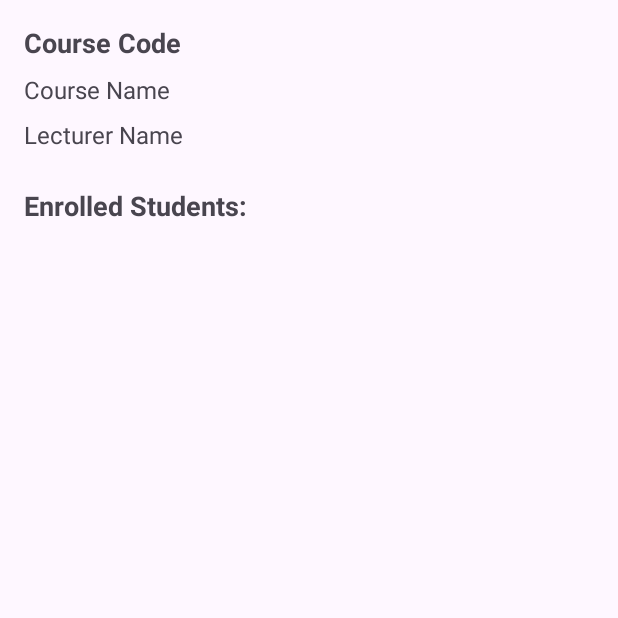
After one commit to burnout777/CourseManagementSystem, an Android app: the CourseDetailsActivity screen opened directly, with no data from a screen before it, on a phone screen of 412 x 824 dp, the top half of it. The commit adds this screen. Run offline under Robolectric (Android 15) with nearby library versions, the phone set to English and light mode, and no system bars; our stand-ins replace Room's generated code.

Commit message:
work on task 3 - buggy though

```diff
--- a/app/src/main/AndroidManifest.xml
+++ b/app/src/main/AndroidManifest.xml
@@ -16,7 +16,10 @@
             android:name=".ListCoursesActivity"
             android:exported="false" />
         <activity android:name=".CreateCourseActivity" />
-
+        <activity android:name=".CourseDetailsActivity" />
+        <activity android:name=".StudentDetailsActivity" />
+        <activity android:name=".EditStudentActivity" />
+        <activity android:name=".AddStudentActivity" />
         <activity
             android:name=".MainActivity"
             android:exported="true">
--- /dev/null
+++ b/app/src/main/java/edu/uk/le/coursemanagementsystem/CourseDetailsActivity.java
@@ -0,0 +1,80 @@
+package edu.uk.le.coursemanagementsystem;
+
+import android.os.Bundle;
+import android.widget.TextView;
+
+import androidx.appcompat.app.AppCompatActivity;
+import androidx.recyclerview.widget.LinearLayoutManager;
+import androidx.recyclerview.widget.RecyclerView;
+
+import java.util.ArrayList;
+import java.util.List;
+import java.util.concurrent.Executors;
+
+import edu.uk.le.coursemanagementsystem.model.Course;
+import edu.uk.le.coursemanagementsystem.model.Enrollment;
+import edu.uk.le.coursemanagementsystem.model.Student;
+
+public class CourseDetailsActivity extends AppCompatActivity {
+
+    private TextView tvCourseCode, tvCourseName, tvLecturerName;
+    private RecyclerView rvStudentList;
+    private StudentAdapter adapter;
+    private List<Student> studentList = new ArrayList<>();
+    private long courseId;
+
+    @Override
+    protected void onCreate(Bundle savedInstanceState) {
+        super.onCreate(savedInstanceState);
+        setContentView(R.layout.activity_course_details);
+
+        // Initialize views
+        tvCourseCode = findViewById(R.id.tvCourseCode);
+        tvCourseName = findViewById(R.id.tvCourseName);
+        tvLecturerName = findViewById(R.id.tvLecturerName);
+        rvStudentList = findViewById(R.id.rvStudentList);
+
+        // Get course ID from intent
+        courseId = getIntent().getLongExtra("course_id", -1);
+
+        // Set up RecyclerView
+        rvStudentList.setLayoutManager(new LinearLayoutManager(this));
+        adapter = new StudentAdapter(studentList);
+        rvStudentList.setAdapter(adapter);
+
+        // Load course details and enrolled students
+        loadCourseDetails();
+    }
+
+    private void loadCourseDetails() {
+        Executors.newSingleThreadExecutor().execute(() -> {
+            // Get course details from database
+            AppDB db = AppDB.getDatabase(this);
+            Course course = db.courseDao().getCourseById(courseId);
+
+            // Get enrolled students
+            List<Enrollment> enrollments = db.enrollmentDao().getStudentsInCourse(courseId);
+            List<Student> students = new ArrayList<>();
+
+            for (Enrollment enrollment : enrollments) {
+                Student student = db.studentDao().getStudentById(enrollment.getStudentId());
+                if (student != null) {
+                    students.add(student);
+                }
+            }
+
+            // Update UI on main thread
+            runOnUiThread(() -> {
+                if (course != null) {
+                    tvCourseCode.setText(course.getCourseCode());
+                    tvCourseName.setText(course.getCourseName());
+                    tvLecturerName.setText(course.getLecturerName());
+                }
+
+                studentList.clear();
+                studentList.addAll(students);
+                adapter.notifyDataSetChanged();
+            });
+        });
+    }
+}
--- /dev/null
+++ b/app/src/main/java/edu/uk/le/coursemanagementsystem/StudentAdapter.java
@@ -0,0 +1,54 @@
+package edu.uk.le.coursemanagementsystem;
+
+import android.view.LayoutInflater;
+import android.view.View;
+import android.view.ViewGroup;
+import android.widget.TextView;
+
+import androidx.annotation.NonNull;
+import androidx.recyclerview.widget.RecyclerView;
+
+import java.util.List;
+
+import edu.uk.le.coursemanagementsystem.model.Student;
+
+public class StudentAdapter extends RecyclerView.Adapter<StudentAdapter.StudentViewHolder> {
+
+    private List<Student> studentList;
+
+    public StudentAdapter(List<Student> studentList) {
+        this.studentList = studentList;
+    }
+
+    @NonNull
+    @Override
+    public StudentViewHolder onCreateViewHolder(@NonNull ViewGroup parent, int viewType) {
+        View view = LayoutInflater.from(parent.getContext())
+                .inflate(R.layout.item_student, parent, false);
+        return new StudentViewHolder(view);
+    }
+
+    @Override
+    public void onBindViewHolder(@NonNull StudentViewHolder holder, int position) {
+        Student student = studentList.get(position);
+        holder.tvName.setText(student.getName());
+        holder.tvEmail.setText(student.getEmail());
+        holder.tvUserName.setText(student.getUserName());
+    }
+
+    @Override
+    public int getItemCount() {
+        return studentList.size();
+    }
+
+    static class StudentViewHolder extends RecyclerView.ViewHolder {
+        TextView tvName, tvEmail, tvUserName;
+
+        public StudentViewHolder(@NonNull View itemView) {
+            super(itemView);
+            tvName = itemView.findViewById(R.id.tvStudentName);
+            tvEmail = itemView.findViewById(R.id.tvStudentEmail);
+            tvUserName = itemView.findViewById(R.id.tvStudentUserName);
+        }
+    }
+}
--- /dev/null
+++ b/app/src/main/res/layout/activity_course_details.xml
@@ -0,0 +1,47 @@
+<?xml version="1.0" encoding="utf-8"?>
+<LinearLayout xmlns:android="http://schemas.android.com/apk/res/android"
+    android:layout_width="match_parent"
+    android:layout_height="match_parent"
+    android:orientation="vertical"
+    android:padding="16dp">
+
+    <TextView
+        android:id="@+id/tvCourseCode"
+        android:layout_width="wrap_content"
+        android:layout_height="wrap_content"
+        android:text="Course Code"
+        android:textSize="18sp"
+        android:textStyle="bold" />
+
+    <TextView
+        android:id="@+id/tvCourseName"
+        android:layout_width="wrap_content"
+        android:layout_height="wrap_content"
+        android:layout_marginTop="8dp"
+        android:text="Course Name"
+        android:textSize="16sp" />
+
+    <TextView
+        android:id="@+id/tvLecturerName"
+        android:layout_width="wrap_content"
+        android:layout_height="wrap_content"
+        android:layout_marginTop="8dp"
+        android:text="Lecturer Name"
+        android:textSize="16sp" />
+
+    <TextView
+        android:layout_width="wrap_content"
+        android:layout_height="wrap_content"
+        android:layout_marginTop="24dp"
+        android:text="Enrolled Students:"
+        android:textSize="18sp"
+        android:textStyle="bold" />
+
+    <androidx.recyclerview.widget.RecyclerView
+        android:id="@+id/rvStudentList"
+        android:layout_width="match_parent"
+        android:layout_height="0dp"
+        android:layout_marginTop="8dp"
+        android:layout_weight="1" />
+
+</LinearLayout>
```
Also changed, not shown: app/src/main/java/edu/uk/le/coursemanagementsystem/CourseAdapter.java (+23 -1 lines), app/src/main/java/edu/uk/le/coursemanagementsystem/ListCoursesActivity.java (+7 -15 lines), app/src/main/java/edu/uk/le/coursemanagementsystem/MainActivity.java (+7 -23 lines), app/src/main/res/layout/item_student.xml (added, +27 -0 lines).
